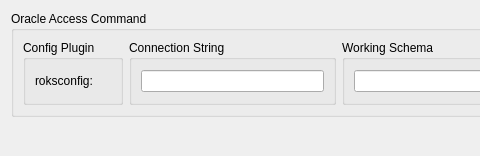
Qt form ui/OracleWidget.ui (jcfreeman2/dbe) before a commit; both pictures show x 0 to 480 and y 0 to 156 of the 785 by 156 pixel window.
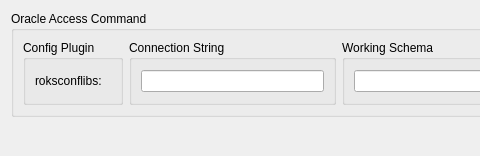
The same form after that commit.

The edit to the form file:
```diff
--- a/ui/OracleWidget.ui
+++ b/ui/OracleWidget.ui
@@ -37,7 +37,7 @@
            <item>
             <widget class="QLabel" name="PluginLabel">
              <property name="text">
-              <string>roksconfig:</string>
+              <string>roksconflibs:</string>
              </property>
             </widget>
            </item>
```
